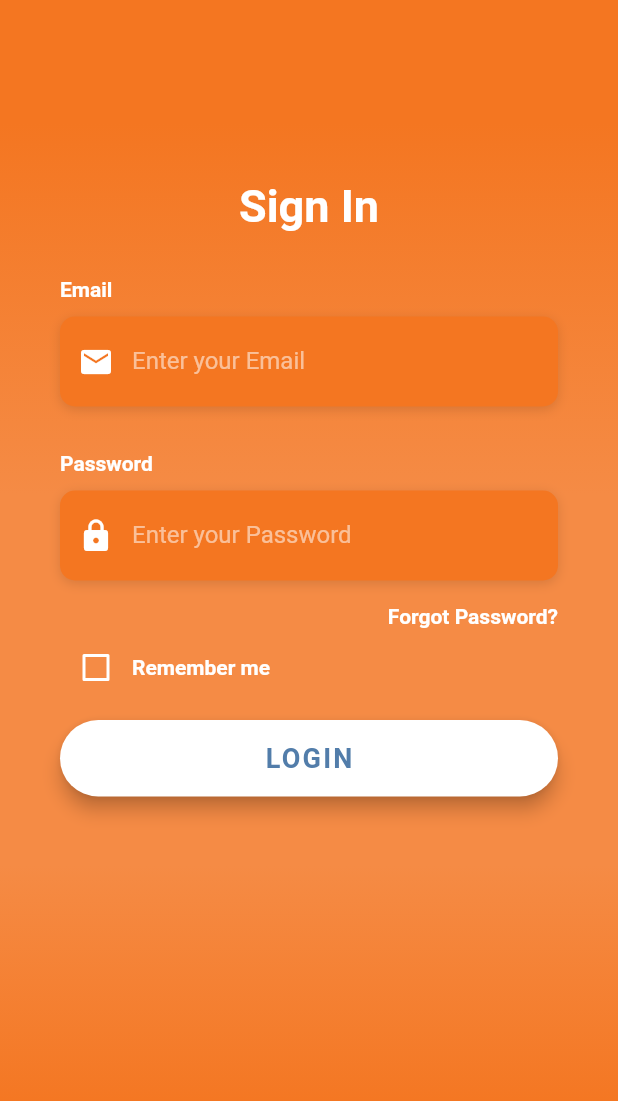
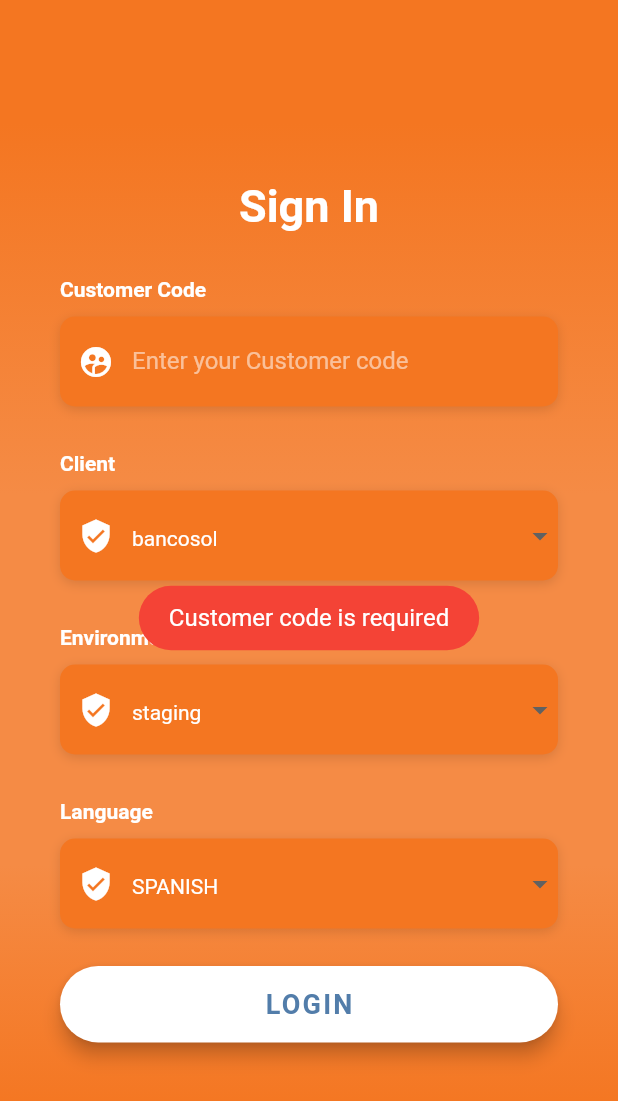
Before and after one commit to Flourish-savings/flourish-sdk-flutter, a Flutter app: the screen it shows after launch, after a tap on "LOGIN", on a phone screen of 412 x 824 dp. Shown: the top 1101 px of the screen. Run offline on Flutter 3.47's test engine with Material 2 defaults, Android fonts, the phone set to English and light mode, and no system bars; our stand-ins replace dio, flutter_dotenv, fluttertoast, webview_flutter; Roboto replaces fonts that are missing (OpenSans).

Commit message:
Adjust the sdk to support the same project to be used on demonstration.

```diff
--- /dev/null
+++ b/example/lib/client_enum.dart
@@ -0,0 +1,9 @@
+enum ClientEnum {
+  bancosol, tricolor, hermoney, baneco, flourish
+}
+
+extension ToString on ClientEnum {
+  String toEnvValue() {
+    return this.name.toUpperCase();
+  }
+}
--- /dev/null
+++ b/example/lib/credential_factory.dart
@@ -0,0 +1,58 @@
+import 'package:flourish_flutter_sdk/environment_enum.dart';
+import 'package:flourish_flutter_sdk_example/client_enum.dart';
+import 'package:flutter_dotenv/flutter_dotenv.dart';
+
+class Credential {
+  final String parterId;
+  final String secretId;
+  final Environment environment;
+  final ClientEnum clientEnum;
+
+  Credential({
+    required this.parterId,
+    required this.secretId,
+    required this.clientEnum,
+    required this.environment,
+  });
+
+  bool empty() {
+    return this.parterId.isEmpty || this.secretId.isEmpty;
+  }
+}
+
+class CredentialFactory {
+  CredentialFactory({
+    required this.clientEnum,
+    required this.environment,
+  });
+
+  final Environment environment;
+  final ClientEnum clientEnum;
+
+  static const PARTNER_ID_PREFIX = 'PARTNER_ID_';
+  static const PARTNER_SECRET_PREFIX = 'PARTNER_SECRET_';
+
+  Future<Credential> credential() async {
+    await dotenv.load(fileName: '.env');
+    String? partnerId = dotenv.env[partnerIdEnvKey()];
+    String? secretId = dotenv.env[partnerSecretEnvKey()];
+    return Credential(
+      parterId: partnerId ?? '',
+      secretId: secretId ?? '',
+      clientEnum: this.clientEnum,
+      environment: this.environment
+    );
+  }
+
+  String partnerIdEnvKey() {
+    return "$PARTNER_ID_PREFIX${_suffix()}";
+  }
+
+  String partnerSecretEnvKey() {
+    return "$PARTNER_SECRET_PREFIX${_suffix()}";
+  }
+
+  String _suffix() {
+    return "${environment.toEnvValue()}_${clientEnum.toEnvValue()}";
+  }
+}
--- /dev/null
+++ b/example/lib/endpoint.dart
@@ -0,0 +1,63 @@
+import 'package:flourish_flutter_sdk/endpoint.dart';
+import 'package:flourish_flutter_sdk/environment_enum.dart';
+import 'package:flourish_flutter_sdk_example/client_enum.dart';
+import 'package:flourish_flutter_sdk_example/language.dart';
+
+class BancosolEndpoint extends Endpoint {
+  const BancosolEndpoint(environment) : super(environment);
+
+  final Map<Environment, String> _frontendUrlMapper = const {
+    Environment.production: "https://dkcpfxodv482r.cloudfront.net/",
+    Environment.preproduction: "https://d1yku7yute1fiy.cloudfront.net/",
+    Environment.staging: "https://d2hkfqbf7qz8b6.cloudfront.net/",
+    Environment.development: "http://localhost:8080/",
+  };
+
+  @override
+  String getFrontend() {
+    return _frontendUrlMapper[environment] ??
+        _frontendUrlMapper[Environment.staging]!;
+  }
+}
+
+class PlatformEndpoint extends Endpoint {
+  const PlatformEndpoint(environment, this.language) : super(environment);
+
+  final Language language;
+
+  final Map<Environment, String> _frontendUrlMapper = const {
+    Environment.production: "https://flourish-app.flourishfi.com/",
+    Environment.preproduction: "https://flourish-app-stg.flourishfi.com/",
+    Environment.staging: "https://flourish-app-stg.flourishfi.com/",
+    Environment.development: "http://localhost:8080/",
+  };
+
+  @override
+  String getFrontend() {
+    var baseUrl = _frontendUrlMapper[environment] ??
+        _frontendUrlMapper[Environment.staging]!;
+    String langPath = language.code() != null ? "${language.code()}/" : '' ;
+    return baseUrl + langPath;
+  }
+}
+
+class EndpointFactory {
+  EndpointFactory({
+    required this.clientEnum,
+    required this.environment,
+    required this.language,
+  });
+
+  final ClientEnum clientEnum;
+  final Environment environment;
+  final Language language;
+
+  Endpoint build() {
+    switch(clientEnum) {
+      case ClientEnum.bancosol:
+        return BancosolEndpoint(environment);
+      default:
+        return PlatformEndpoint(environment, language);
+    }
+  }
+}
--- /dev/null
+++ b/example/lib/language.dart
@@ -0,0 +1,17 @@
+enum Language {
+  spanish,
+  english,
+  portugues
+}
+
+final Map<Language, String> langMap = {
+  Language.spanish: 'es',
+  Language.english: 'en',
+  Language.portugues: 'pt',
+};
+
+extension LangCode on Language {
+  String? code() {
+    return langMap[this];
+  }
+}
--- a/example/lib/login.dart
+++ b/example/lib/login.dart
@@ -1,8 +1,16 @@
+import 'package:flourish_flutter_sdk/endpoint.dart';
+import 'package:flourish_flutter_sdk/environment_enum.dart';
+import 'package:flourish_flutter_sdk/event.dart';
 import 'package:flourish_flutter_sdk/flourish.dart';
+import 'package:flourish_flutter_sdk_example/client_enum.dart';
+import 'package:flourish_flutter_sdk_example/credential_factory.dart';
+import 'package:flourish_flutter_sdk_example/endpoint.dart';
 import 'package:flourish_flutter_sdk_example/home.dart';
+import 'package:flourish_flutter_sdk_example/language.dart';
 import 'package:flourish_flutter_sdk_example/utilities/constants.dart';
 import 'package:flutter/material.dart';
 import 'package:flutter/services.dart';
+import 'package:fluttertoast/fluttertoast.dart';
 import 'package:provider/provider.dart';
 
 class Login extends StatefulWidget {
@@ -11,15 +19,17 @@ class Login extends StatefulWidget {
 }
 
 class _LoginState extends State<Login> {
-  bool? _rememberMe = false;
-  final myController = TextEditingController();
+  final _customerCodeController = TextEditingController();
+  ClientEnum _clientValue = ClientEnum.bancosol;
+  Environment _envValue = Environment.staging;
+  Language _langValue = Language.spanish;
 
-  Widget _buildEmailTF() {
+  Widget _buildCustomerCodeTF() {
     return Column(
       crossAxisAlignment: CrossAxisAlignment.start,
       children: <Widget>[
         Text(
-          'Email',
+          'Customer Code',
           style: kLabelStyle,
         ),
         SizedBox(height: 10.0),
@@ -28,7 +38,7 @@ class _LoginState extends State<Login> {
           decoration: kBoxDecorationStyle,
           height: 60.0,
           child: TextField(
-            keyboardType: TextInputType.emailAddress,
+            keyboardType: TextInputType.text,
             style: TextStyle(
               color: Colors.white,
               fontFamily: 'OpenSans',
@@ -37,25 +47,25 @@ class _LoginState extends State<Login> {
               border: InputBorder.none,
               contentPadding: EdgeInsets.only(top: 14.0),
               prefixIcon: Icon(
-                Icons.email,
+                Icons.supervised_user_circle,
                 color: Colors.white,
               ),
-              hintText: 'Enter your Email',
+              hintText: 'Enter your Customer code',
               hintStyle: kHintTextStyle,
             ),
-            controller: myController,
+            controller: _customerCodeController,
           ),
         ),
       ],
     );
   }
 
-  Widget _buildPasswordTF() {
+  Widget _buildClientDropdown() {
     return Column(
       crossAxisAlignment: CrossAxisAlignment.start,
       children: <Widget>[
         Text(
-          'Password',
+          'Client',
           style: kLabelStyle,
         ),
         SizedBox(height: 10.0),
@@ -63,21 +73,38 @@ class _LoginState extends State<Login> {
           alignment: Alignment.centerLeft,
           decoration: kBoxDecorationStyle,
           height: 60.0,
-          child: TextField(
-            obscureText: true,
-            style: TextStyle(
-              color: Colors.white,
-              fontFamily: 'OpenSans',
+          child: Theme(
+            data: Theme.of(context).copyWith(
+              canvasColor: Color(0xFFf47621),
             ),
-            decoration: InputDecoration(
-              border: InputBorder.none,
-              contentPadding: EdgeInsets.only(top: 14.0),
-              prefixIcon: Icon(
-                Icons.lock,
+            child: DropdownButtonFormField<ClientEnum>(
+              value: _clientValue,
+              items: ClientEnum.values.map((e) {
+                return DropdownMenuItem<ClientEnum>(
+                  child: Text(e.name),
+                  value: e,
+                );
+              }).toList(),
+              isExpanded: true,
+              onChanged: (value) {
+                setState(() {
+                  _clientValue = value!;
+                });
+              },
+              decoration: InputDecoration(
+                border: InputBorder.none,
+                contentPadding: EdgeInsets.only(top: 14.0),
+                prefixIcon: Icon(
+                  Icons.verified_user,
+                  color: Colors.white,
+                ),
+                hintText: 'Select the Client',
+                hintStyle: kHintTextStyle,
+              ),
+              style: TextStyle(
                 color: Colors.white,
+                fontFamily: 'OpenSans',
               ),
-              hintText: 'Enter your Password',
-              hintStyle: kHintTextStyle,
             ),
           ),
         ),
@@ -85,44 +112,107 @@ class _LoginState extends State<Login> {
     );
   }
 
-  Widget _buildForgotPasswordBtn() {
-    return Container(
-      alignment: Alignment.centerRight,
-      child: FlatButton(
-        onPressed: () => print('Forgot Password Button Pressed'),
-        padding: EdgeInsets.only(right: 0.0),
-        child: Text(
-          'Forgot Password?',
+  Widget _buildEnvDropdown() {
+    return Column(
+      crossAxisAlignment: CrossAxisAlignment.start,
+      children: <Widget>[
+        Text(
+          'Environment',
           style: kLabelStyle,
         ),
-      ),
+        SizedBox(height: 10.0),
+        Container(
+          alignment: Alignment.centerLeft,
+          decoration: kBoxDecorationStyle,
+          height: 60.0,
+          child: Theme(
+            data: Theme.of(context).copyWith(
+              canvasColor: Color(0xFFf47621),
+            ),
+            child: DropdownButtonFormField<Environment>(
+              value: _envValue,
+              items: Environment.values.map((e) {
+                return DropdownMenuItem<Environment>(
+                  child: Text(e.name),
+                  value: e,
+                );
+              }).toList(),
+              isExpanded: true,
+              onChanged: (value) {
+                setState(() {
+                  _envValue = value!;
+                });
+              },
+              decoration: InputDecoration(
+                border: InputBorder.none,
+                contentPadding: EdgeInsets.only(top: 14.0),
+                prefixIcon: Icon(
+                  Icons.verified_user,
+                  color: Colors.white,
+                ),
+                hintText: 'Select the Environment',
+                hintStyle: kHintTextStyle,
+              ),
+              style: TextStyle(
+                color: Colors.white,
+                fontFamily: 'OpenSans',
+              ),
+            ),
+          ),
+        ),
+      ],
     );
   }
 
-  Widget _buildRememberMeCheckbox() {
-    return Container(
-      height: 20.0,
-      child: Row(
-        children: <Widget>[
-          Theme(
-            data: ThemeData(unselectedWidgetColor: Colors.white),
-            child: Checkbox(
-              value: _rememberMe,
-              checkColor: Colors.green,
-              activeColor: Colors.white,
+  Widget _buildLanguageDropdown() {
+    return Column(
+      crossAxisAlignment: CrossAxisAlignment.start,
+      children: <Widget>[
+        Text(
+          'Language',
+          style: kLabelStyle,
+        ),
+        SizedBox(height: 10.0),
+        Container(
+          alignment: Alignment.centerLeft,
+          decoration: kBoxDecorationStyle,
+          height: 60.0,
+          child: Theme(
+            data: Theme.of(context).copyWith(
+              canvasColor: Color(0xFFf47621),
+            ),
+            child: DropdownButtonFormField<Language>(
+              value: _langValue,
+              items: Language.values.map((e) {
+                return DropdownMenuItem<Language>(
+                  child: Text(e.name.toUpperCase()),
+                  value: e,
+                );
+              }).toList(),
+              isExpanded: true,
               onChanged: (value) {
                 setState(() {
-                  _rememberMe = value;
+                  _langValue = value!;
                 });
               },
+              decoration: InputDecoration(
+                border: InputBorder.none,
+                contentPadding: EdgeInsets.only(top: 14.0),
+                prefixIcon: Icon(
+                  Icons.verified_user,
+                  color: Colors.white,
+                ),
+                hintText: 'Select the language',
+                hintStyle: kHintTextStyle,
+              ),
+              style: TextStyle(
+                color: Colors.white,
+                fontFamily: 'OpenSans',
+              ),
             ),
           ),
-          Text(
-            'Remember me',
-            style: kLabelStyle,
-          ),
-        ],
-      ),
+        ),
+      ],
     );
   }
 
@@ -132,17 +222,78 @@ class _LoginState extends State<Login> {
       width: double.infinity,
       child: RaisedButton(
         elevation: 5.0,
-        onPressed: () {
+        onPressed: () async {
           print('Login Button Pressed');
-          print(myController.text);
-          Provider.of<Flourish>(
-            context,
-            listen: false,
-          ).authenticate(customerCode: myController.text).then((value) {
+          print(_customerCodeController.text);
+
+          if (_customerCodeController.text.trim().isEmpty) {
+            _sendToast("Customer code is required");
+            return;
+          }
+
+          Credential credential = await CredentialFactory(
+                  clientEnum: _clientValue, environment: _envValue)
+              .credential();
+
+          if (credential.empty()) {
+            _sendToast("No credentials for ${_clientValue.name.toUpperCase()} on ${_envValue.name.toUpperCase()}.\n\nTry to call the development team to add this configurations");
+            return;
+          }
+
+          WidgetsFlutterBinding.ensureInitialized();
+          bool hasNotification = false;
+
+          Endpoint endpoint = EndpointFactory(
+            clientEnum: credential.clientEnum,
+            environment: credential.environment,
+            language: _langValue,
+          ).build();
+
+          Flourish flourish = Flourish.initialize(
+            partnerId: credential.parterId,
+            secret: credential.secretId,
+            env: credential.environment,
+            endpoint: endpoint,
+          );
+
+          flourish.on('notifications', (NotificationAvailable response) {
+            print(
+                "hasNotificationAvailable: ${response.hasNotificationAvailable}");
+            hasNotification = response.hasNotificationAvailable;
+          });
+
+          flourish.on('go_to_savings', (Event response) {
+            // go to savings page
+            print("Go to savings");
+          });
+
+          flourish.on('go_to_winners', (Event response) {
+            // go to savings page
+            print("Go to winners");
+          });
+
+          flourish.on('share', (ShareEvent response) {
+            // go to savings page
+            print("Native Share");
+          });
+
+          flourish
+              .authenticate(customerCode: _customerCodeController.text)
+              .then((value) {
             Navigator.push(
               context,
               MaterialPageRoute(
-                builder: (context) => Home(title: "Activities"),
+                builder: (context) => MultiProvider(
+                  providers: [
+                    Provider<Flourish>.value(
+                      value: flourish,
+                    ),
+                    Provider<bool>.value(
+                      value: hasNotification,
+                    )
+                  ],
+                  child: Home(title: "Activities"),
+                ),
               ),
             );
           }).catchError((er) {
@@ -168,97 +319,15 @@ class _LoginState extends State<Login> {
     );
   }
 
-  Widget _buildSignInWithText() {
-    return Column(
-      children: <Widget>[
-        Text(
-          '- OR -',
-          style: TextStyle(
-            color: Colors.white,
-            fontWeight: FontWeight.w400,
-          ),
-        ),
-        SizedBox(height: 20.0),
-        Text(
-          'Sign in with',
-          style: kLabelStyle,
-        ),
-      ],
-    );
-  }
-
-  Widget _buildSocialBtn(Function onTap, AssetImage logo) {
-    return GestureDetector(
-      onTap: onTap as void Function()?,
-      child: Container(
-        height: 60.0,
-        width: 60.0,
-        decoration: BoxDecoration(
-          shape: BoxShape.circle,
-          color: Colors.white,
-          boxShadow: [
-            BoxShadow(
-              color: Colors.black26,
-              offset: Offset(0, 2),
-              blurRadius: 6.0,
-            ),
-          ],
-          image: DecorationImage(
-            image: logo,
-          ),
-        ),
-      ),
-    );
-  }
-
-  Widget _buildSocialBtnRow() {
-    return Padding(
-      padding: EdgeInsets.symmetric(vertical: 30.0),
-      child: Row(
-        mainAxisAlignment: MainAxisAlignment.spaceEvenly,
-        children: <Widget>[
-          _buildSocialBtn(
-            () => print('Login with Facebook'),
-            AssetImage(
-              'assets/logos/facebook.jpg',
-            ),
-          ),
-          _buildSocialBtn(
-            () => print('Login with Google'),
-            AssetImage(
-              'assets/logos/google.jpg',
-            ),
-          ),
-        ],
-      ),
-    );
-  }
-
-  Widget _buildSignupBtn() {
-    return GestureDetector(
-      onTap: () => print('Sign Up Button Pressed'),
-      child: RichText(
-        text: TextSpan(
-          children: [
-            TextSpan(
-              text: 'Don\'t have an Account? ',
-              style: TextStyle(
-                color: Colors.white,
-                fontSize: 18.0,
-                fontWeight: FontWeight.w400,
-              ),
-            ),
-            TextSpan(
-              text: 'Sign Up',
-              style: TextStyle(
-                color: Colors.white,
-                fontSize: 18.0,
-                fontWeight: FontWeight.bold,
-              ),
-            ),
-          ],
-        ),
-      ),
+  void _sendToast(message) {
+    Fluttertoast.showToast(
+        msg: message,
+        toastLength: Toast.LENGTH_SHORT,
+        gravity: ToastGravity.CENTER,
+        timeInSecForIosWeb: 1,
+        backgroundColor: Colors.red,
+        textColor: Colors.white,
+        fontSize: 16.0
     );
   }
 
@@ -309,17 +378,14 @@ class _LoginState extends State<Login> {
                         ),
                       ),
                       SizedBox(height: 30.0),
-                      _buildEmailTF(),
-                      SizedBox(
-                        height: 30.0,
-                      ),
-                      _buildPasswordTF(),
-                      _buildForgotPasswordBtn(),
-                      _buildRememberMeCheckbox(),
+                      _buildCustomerCodeTF(),
+                      SizedBox(height: 30.0),
+                      _buildClientDropdown(),
+                      SizedBox(height: 30.0),
+                      _buildEnvDropdown(),
+                      SizedBox(height: 30.0),
+                      _buildLanguageDropdown(),
                       _buildLoginBtn(),
-                      // _buildSignInWithText(),
-                      // _buildSocialBtnRow(),
-                      // _buildSignupBtn(),
                     ],
                   ),
                 ),
--- a/example/lib/main.dart
+++ b/example/lib/main.dart
@@ -1,54 +1,8 @@
-import 'package:flourish_flutter_sdk/environment_enum.dart';
-import 'package:flourish_flutter_sdk/event.dart';
 import 'package:flourish_flutter_sdk_example/login.dart';
 import 'package:flutter/material.dart';
-import 'package:flourish_flutter_sdk/flourish.dart';
-import 'package:provider/provider.dart';
-import 'package:flutter_dotenv/flutter_dotenv.dart';
 
 void main() async {
-  await dotenv.load(fileName: '.env');
-  WidgetsFlutterBinding.ensureInitialized();
-  bool hasNotification = false;
-  Flourish flourish = Flourish.initialize(
-    partnerId: dotenv.env['PARTNER_ID']!,
-    secret: dotenv.env['PARTNER_SECRET']!,
-    env: Environment.staging,
-  );
-
-  flourish.on('notifications', (NotificationAvailable response) {
-    print("hasNotificationAvailable: ${response.hasNotificationAvailable}");
-    hasNotification = response.hasNotificationAvailable;
-  });
-
-  flourish.on('go_to_savings', (Event response) {
-    // go to savings page
-    print("Go to savings");
-  });
-
-  flourish.on('go_to_winners', (Event response) {
-    // go to savings page
-    print("Go to winners");
-  });
-
-  flourish.on('share', (ShareEvent response) {
-    // go to savings page
-    print("Native Share");
-  });
-
-  runApp(
-    MultiProvider(
-      providers: [
-        Provider<Flourish>.value(
-          value: flourish,
-        ),
-        Provider<bool>.value(
-          value: hasNotification,
-        )
-      ],
-      child: MyApp(),
-    ),
-  );
+  runApp(MyApp());
 }
 
 class MyApp extends StatefulWidget {
--- a/example/pubspec.yaml
+++ b/example/pubspec.yaml
@@ -30,6 +30,7 @@ dependencies:
   # Use with the CupertinoIcons class for iOS style icons.
   cupertino_icons: ^1.0.4
   flutter_dotenv: ^5.0.2
+  fluttertoast: ^8.0.9
 
 dev_dependencies:
   flutter_test:
--- a/lib/app/service/main_service.dart
+++ b/lib/app/service/main_service.dart
@@ -1,14 +1,15 @@
 import 'package:dio/dio.dart';
+import 'package:flourish_flutter_sdk/endpoint.dart';
 import 'package:flourish_flutter_sdk/environment_enum.dart';
 
 class MainService {
   Dio? _api;
   String? _token;
 
-  MainService(Environment env) {
+  MainService(Environment env, Endpoint? endpoint) {
     this._api = Dio(
       BaseOptions(
-        baseUrl: selectEnvironmentUrl(env),
+        baseUrl: endpoint?.getBackend() ?? selectEnvironmentUrl(env),
       ),
     );
   }
--- /dev/null
+++ b/lib/endpoint.dart
@@ -0,0 +1,21 @@
+import 'package:flourish_flutter_sdk/environment_enum.dart';
+
+abstract class Endpoint {
+
+  final Environment environment;
+
+  const Endpoint(this.environment);
+
+  final Map<Environment, String> _backendUrlMapper = const {
+    Environment.production: "https://api.flourishsavings.com/api/v1",
+    Environment.preproduction: "https://preproduction.flourishsavings.com/api/v1",
+    Environment.staging: "https://staging.flourishsavings.com/api/v1",
+    Environment.development: "http://localhost:3000/api/v1",
+  };
+
+  String getFrontend();
+
+  String getBackend() {
+    return _backendUrlMapper[environment] ?? _backendUrlMapper[Environment.staging]!;
+  }
+}
--- a/lib/environment_enum.dart
+++ b/lib/environment_enum.dart
@@ -1 +1,7 @@
 enum Environment { development, staging, production, preproduction }
+
+extension ToString on Environment {
+  String toEnvValue() {
+    return this.name.toUpperCase();
+  }
+}
--- a/lib/flourish.dart
+++ b/lib/flourish.dart
@@ -1,6 +1,7 @@
 import 'dart:async';
 import 'package:dio/dio.dart';
 import 'package:flourish_flutter_sdk/app/service/main_service.dart';
+import 'package:flourish_flutter_sdk/endpoint.dart';
 import 'package:flourish_flutter_sdk/environment_enum.dart';
 import 'package:flourish_flutter_sdk/event.dart';
 import 'package:flourish_flutter_sdk/event_manager.dart';
@@ -16,6 +17,7 @@ class Flourish {
   late WebviewContainer _webviewContainer;
   late Timer _notificationsPoll;
   late String _token;
+  late Endpoint? _endpoint;
 
   Map<String, StreamSubscription<Event>?> _callbacks = {
     'points_earned': null,
@@ -27,19 +29,26 @@ class Flourish {
   static const MethodChannel _channel =
       const MethodChannel('flourish_flutter_sdk');
 
-  Flourish._(String partnerId, String secret, Environment env) {
+  Flourish._(
+    String partnerId,
+    String secret,
+    Environment env,
+    Endpoint? endpoint,
+  ) {
     this.partnerId = partnerId;
     this.secret = secret;
     this.environment = env;
-    this._service = MainService(env);
+    this._endpoint = endpoint;
+    this._service = MainService(env, endpoint);
   }
 
   factory Flourish.initialize({
     required String partnerId,
     required String secret,
     Environment env = Environment.production,
+    Endpoint? endpoint,
   }) {
-    return Flourish._(partnerId, secret, env);
+    return Flourish._(partnerId, secret, env, endpoint);
   }
 
   Future<String> authenticate({required String customerCode}) async {
@@ -195,6 +204,7 @@ class Flourish {
       environment: this.environment,
       apiToken: this._token,
       eventManager: this.eventManager,
+      endpoint: this._endpoint,
     );
   }
 
```
Also changed, not shown: lib/webview_container.dart (+7 -2 lines), example/pubspec.lock.
